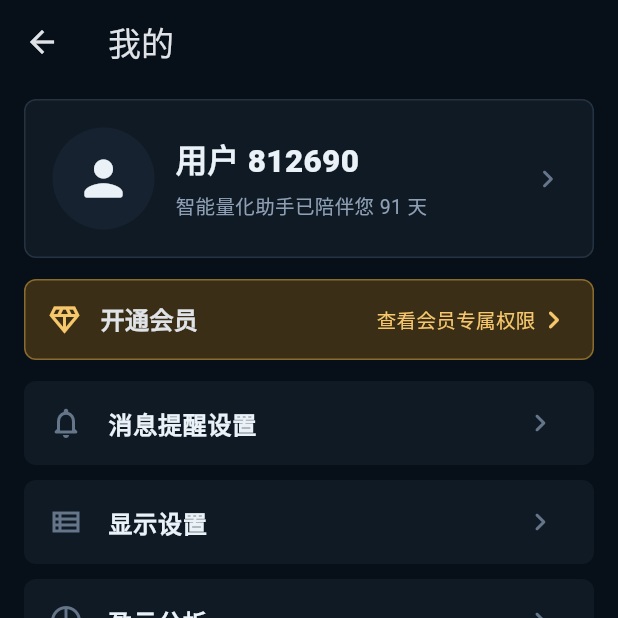
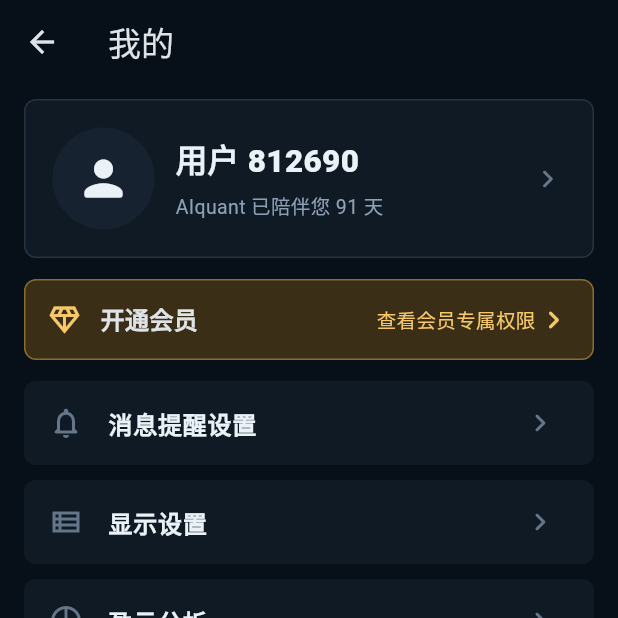
Before and after one commit to Devin-Lo1/stock_web, a Flutter app: the screen it shows after launch, after a tap on the "person" icon, on a phone screen of 412 x 824 dp, the top half of it. Run offline on Flutter 3.47's test engine with Material 3 defaults, Android fonts, the phone set to English and light mode, and no system bars; our stand-ins replace firebase_core, firebase_messaging, flutter_local_notifications, shared_preferences; missing offline and left inert: huawei_push; accounts and stored records are empty; network calls fail.

Commit message:
chore: rename app to AIquant

```diff
--- a/mobile_app/lib/main.dart
+++ b/mobile_app/lib/main.dart
@@ -56,7 +56,7 @@ class _StockSignalAppState extends State<StockSignalApp> {
 
     return MaterialApp(
       debugShowCheckedModeBanner: false,
-      title: '智能量化助手',
+      title: 'AIquant',
       theme: isDark
           ? theme
           : theme.copyWith(
--- a/mobile_app/lib/screens/account_screen.dart
+++ b/mobile_app/lib/screens/account_screen.dart
@@ -111,7 +111,7 @@ class _AccountHeader extends StatelessWidget {
                 ),
                 const SizedBox(height: 5),
                 Text(
-                  '智能量化助手已陪伴您 91 天',
+                  'AIquant 已陪伴您 91 天',
                   style: TextStyle(
                     color: secondaryTextColor(context),
                     fontSize: 13,
```
Also changed, not shown: 1 other file.
